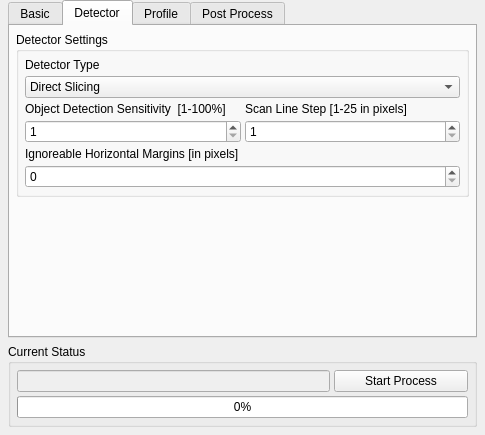
The window that gui/layout.ui (ViminioSM/SmartStitch) describes before a commit, drawn with Qt 5.
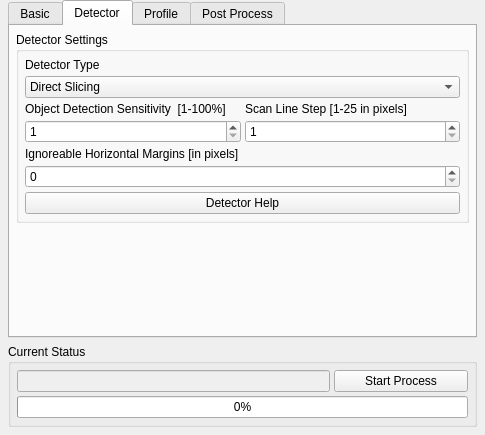
The same window after the commit. The open tabs and pages were chosen to show the change. Icons and pictures are not drawn.

```diff
--- a/gui/layout.ui
+++ b/gui/layout.ui
@@ -557,6 +557,13 @@
              </layout>
             </widget>
            </item>
+           <item>
+            <widget class="QPushButton" name="detectorHelpButton">
+             <property name="text">
+              <string>Detector Help</string>
+             </property>
+            </widget>
+           </item>
           </layout>
          </widget>
         </item>
```
Left out of the diff: 7 changed lines with no effect on the pictures.
